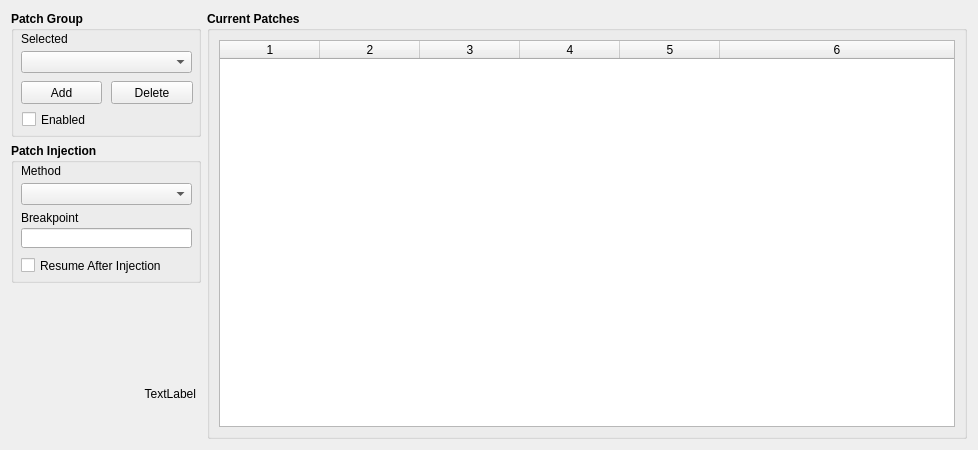
Old version of the form extra/dap.ui in the repository scottmudge/DebugAutoPatch.
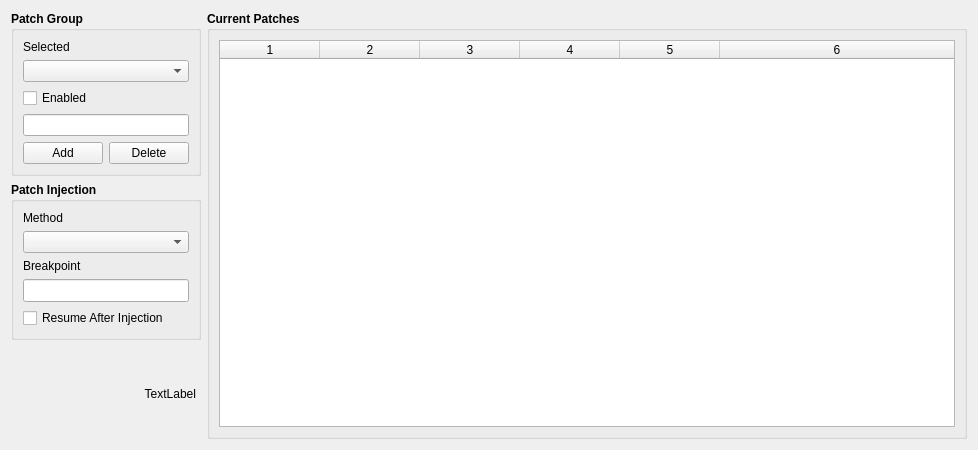
New version of the form.

Commit message: - Added ability to add and remove patch groups via GUI

What changed in the file:
```diff
--- a/extra/dap.ui
+++ b/extra/dap.ui
@@ -41,7 +41,7 @@
          <property name="minimumSize">
           <size>
            <width>190</width>
-           <height>126</height>
+           <height>0</height>
           </size>
          </property>
          <property name="font">
@@ -62,25 +62,9 @@
          <property name="checkable">
           <bool>false</bool>
          </property>
-         <widget class="QComboBox" name="comboBox_PatchGroup">
-          <property name="geometry">
-           <rect>
-            <x>10</x>
-            <y>40</y>
-            <width>171</width>
-            <height>22</height>
-           </rect>
-          </property>
-         </widget>
+         <layout class="QGridLayout" name="gridLayout_4">
+          <item row="0" column="0">
          <widget class="QLabel" name="label_SelectedGroup">
-          <property name="geometry">
-           <rect>
-            <x>10</x>
-            <y>20</y>
-            <width>171</width>
-            <height>16</height>
-           </rect>
-          </property>
           <property name="font">
            <font>
             <weight>50</weight>
@@ -91,15 +75,30 @@
            <string>Selected</string>
           </property>
          </widget>
+          </item>
+          <item row="2" column="0">
+           <widget class="QCheckBox" name="checkBox_PatchGroupEnabled">
+            <property name="font">
+             <font>
+              <weight>50</weight>
+              <bold>false</bold>
+             </font>
+            </property>
+            <property name="layoutDirection">
+             <enum>Qt::LeftToRight</enum>
+            </property>
+            <property name="text">
+             <string>Enabled</string>
+            </property>
+           </widget>
+          </item>
+          <item row="1" column="0">
+           <widget class="QComboBox" name="comboBox_PatchGroup"/>
+          </item>
+          <item row="6" column="0">
+           <layout class="QHBoxLayout" name="horizontalLayout_2">
+            <item>
          <widget class="QPushButton" name="pushButton_AddGroup">
-          <property name="geometry">
-           <rect>
-            <x>10</x>
-            <y>70</y>
-            <width>81</width>
-            <height>23</height>
-           </rect>
-          </property>
           <property name="font">
            <font>
             <weight>50</weight>
@@ -110,15 +109,9 @@
            <string>Add</string>
           </property>
          </widget>
+            </item>
+            <item>
          <widget class="QPushButton" name="pushButton_DeleteGroup">
-          <property name="geometry">
-           <rect>
-            <x>100</x>
-            <y>70</y>
-            <width>82</width>
-            <height>23</height>
-           </rect>
-          </property>
           <property name="font">
            <font>
             <weight>50</weight>
@@ -129,39 +122,27 @@
            <string>Delete</string>
           </property>
          </widget>
-         <widget class="QCheckBox" name="checkBox_PatchGroupEnabled">
-          <property name="geometry">
-           <rect>
-            <x>11</x>
-            <y>98</y>
-            <width>171</width>
-            <height>21</height>
-           </rect>
-          </property>
-          <property name="font">
-           <font>
-            <weight>50</weight>
-            <bold>false</bold>
-           </font>
-          </property>
-          <property name="text">
-           <string>Enabled</string>
-          </property>
-         </widget>
+            </item>
+           </layout>
+          </item>
+          <item row="3" column="0">
+           <widget class="QLineEdit" name="lineEdit_AddGroup"/>
+          </item>
+         </layout>
         </widget>
        </item>
        <item>
         <widget class="QGroupBox" name="groupBox_PatchInjection">
          <property name="sizePolicy">
-          <sizepolicy hsizetype="Ignored" vsizetype="Minimum">
+          <sizepolicy hsizetype="Fixed" vsizetype="Fixed">
            <horstretch>0</horstretch>
            <verstretch>0</verstretch>
           </sizepolicy>
          </property>
          <property name="minimumSize">
           <size>
-           <width>0</width>
-           <height>140</height>
+           <width>190</width>
+           <height>0</height>
           </size>
          </property>
          <property name="font">
@@ -173,15 +154,22 @@
          <property name="title">
           <string>Patch Injection</string>
          </property>
-         <widget class="QLabel" name="label_InjectionMethod">
-          <property name="geometry">
-           <rect>
-            <x>10</x>
-            <y>20</y>
-            <width>171</width>
-            <height>16</height>
-           </rect>
-          </property>
+         <layout class="QGridLayout" name="gridLayout_3">
+          <item row="2" column="0">
+           <widget class="QLabel" name="label_Breakpoint">
+            <property name="font">
+             <font>
+              <weight>50</weight>
+              <bold>false</bold>
+             </font>
+            </property>
+            <property name="text">
+             <string>Breakpoint</string>
+            </property>
+           </widget>
+          </item>
+          <item row="4" column="0">
+           <widget class="QCheckBox" name="checkBox_ResumeAfterInjection">
           <property name="font">
            <font>
             <weight>50</weight>
@@ -189,18 +177,12 @@
            </font>
           </property>
           <property name="text">
-           <string>Method</string>
-          </property>
-         </widget>
+             <string>Resume After Injection</string>
+            </property>
+           </widget>
+          </item>
+          <item row="1" column="0">
          <widget class="QComboBox" name="comboBox_InjectionMethod">
-          <property name="geometry">
-           <rect>
-            <x>10</x>
-            <y>40</y>
-            <width>171</width>
-            <height>22</height>
-           </rect>
-          </property>
           <property name="toolTip">
            <string>[Startup] This injects the patch at application startup, as soon as the debugger starts.
 [Breakpoint] This injects the patch at the breakpoint specified. Be sure to check whether or not you'd like to automatically resume execution.</string>
@@ -215,15 +197,22 @@
            <bool>true</bool>
           </property>
          </widget>
+          </item>
+          <item row="0" column="0">
+           <widget class="QLabel" name="label_InjectionMethod">
+            <property name="font">
+             <font>
+              <weight>50</weight>
+              <bold>false</bold>
+             </font>
+            </property>
+            <property name="text">
+             <string>Method</string>
+            </property>
+           </widget>
+          </item>
+          <item row="3" column="0">
          <widget class="QLineEdit" name="lineEdit_Breakpoint">
-          <property name="geometry">
-           <rect>
-            <x>10</x>
-            <y>85</y>
-            <width>171</width>
-            <height>20</height>
-           </rect>
-          </property>
           <property name="font">
            <font>
             <family>Fixedsys</family>
@@ -232,44 +221,8 @@
            </font>
           </property>
          </widget>
-         <widget class="QLabel" name="label_Breakpoint">
-          <property name="geometry">
-           <rect>
-            <x>10</x>
-            <y>65</y>
-            <width>171</width>
-            <height>20</height>
-           </rect>
-          </property>
-          <property name="font">
-           <font>
-            <weight>50</weight>
-            <bold>false</bold>
-           </font>
-          </property>
-          <property name="text">
-           <string>Breakpoint</string>
-          </property>
-         </widget>
-         <widget class="QCheckBox" name="checkBox_ResumeAfterInjection">
-          <property name="geometry">
-           <rect>
-            <x>10</x>
-            <y>112</y>
-            <width>171</width>
-            <height>21</height>
-           </rect>
-          </property>
-          <property name="font">
-           <font>
-            <weight>50</weight>
-            <bold>false</bold>
-           </font>
-          </property>
-          <property name="text">
-           <string>Resume After Injection</string>
-          </property>
-         </widget>
+          </item>
+         </layout>
         </widget>
        </item>
        <item>
```
Lines whose indentation alone changed are shown as unchanged. The commit also changes 1 other file.
